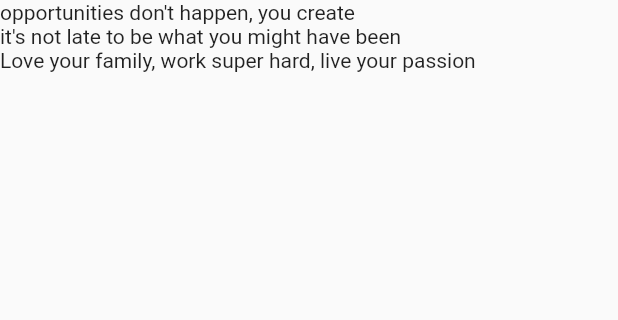
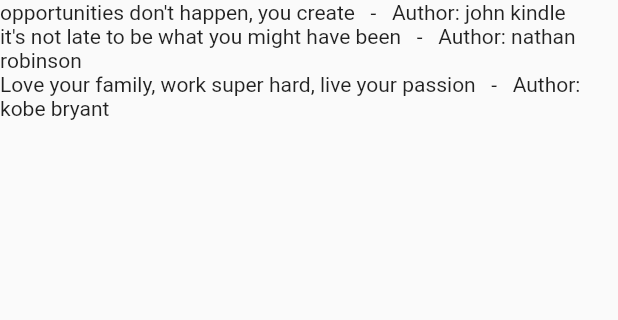
Before and after one commit to danielchukwu/quotes-app-flutter, a Flutter app: the screen it shows after launch, on a phone screen of 412 x 824 dp, the part 84-404 px from its top. Run offline on Flutter 3.47's test engine with Material 2 defaults, Android fonts, the phone set to English and light mode, and no system bars.

Commit message:
create quote class to handle author and text propertises

```diff
--- a/lib/main.dart
+++ b/lib/main.dart
@@ -1,4 +1,5 @@
 import 'package:flutter/material.dart';
+import 'quote.dart';
 
 void main() {
   runApp(const MaterialApp(
@@ -15,10 +16,10 @@ class QuoteList extends StatefulWidget {
 }
 
 class _QuoteListState extends State<QuoteList> {
-  List<String> quotes = [
-    'opportunities don\'t happen, you create',
-    'it\'s not late to be what you might have been',
-    'Love your family, work super hard, live your passion',
+  List<Quote> quotes = [
+    Quote('john kindle', 'opportunities don\'t happen, you create'),
+    Quote('nathan robinson', 'it\'s not late to be what you might have been'),
+    Quote('kobe bryant', 'Love your family, work super hard, live your passion')
   ];
 
   @override
@@ -38,7 +39,10 @@ class _QuoteListState extends State<QuoteList> {
         // BODY
         body: Column(
           crossAxisAlignment: CrossAxisAlignment.start,
-          children: quotes.map((quote) => Text(quote)).toList(),
+          children: quotes
+              .map((quote) =>
+                  Text('${quote.text}   -   Author: ${quote.author}'))
+              .toList(),
         ));
   }
 }
--- /dev/null
+++ b/lib/quote.dart
@@ -0,0 +1,6 @@
+class Quote {
+  String author;
+  String text;
+
+  Quote(this.author, this.text);
+}
```
